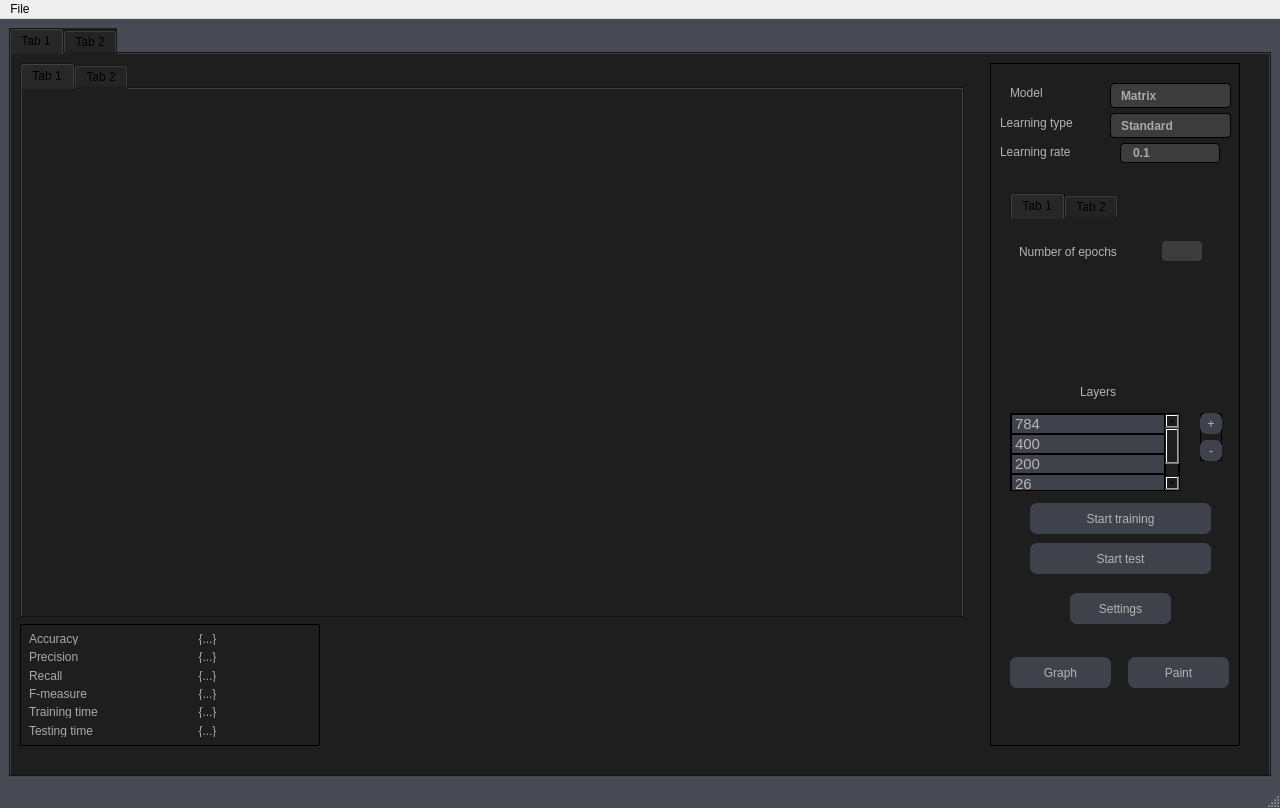
Qt form src/view/mainwindow.ui (Lunarskii/MLP) before a commit.
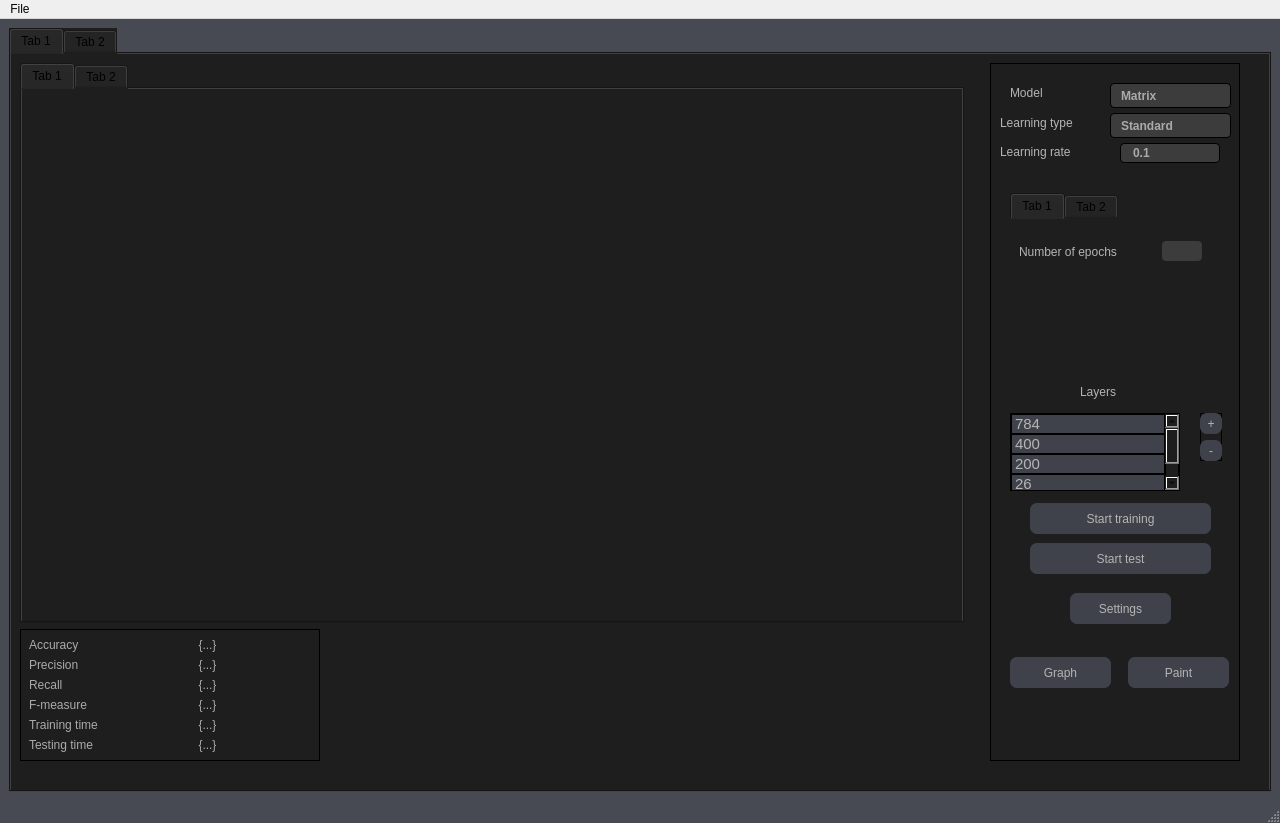
The same form after that commit. Icons and pictures are not drawn.

Patch:
```diff
--- a/src/view/mainwindow.ui
+++ b/src/view/mainwindow.ui
@@ -7,7 +7,7 @@
     <x>0</x>
     <y>0</y>
     <width>1280</width>
-    <height>803</height>
+    <height>823</height>
    </rect>
   </property>
   <property name="windowTitle">
```
Left out of the diff: 1 changed line with no effect on the pictures.
